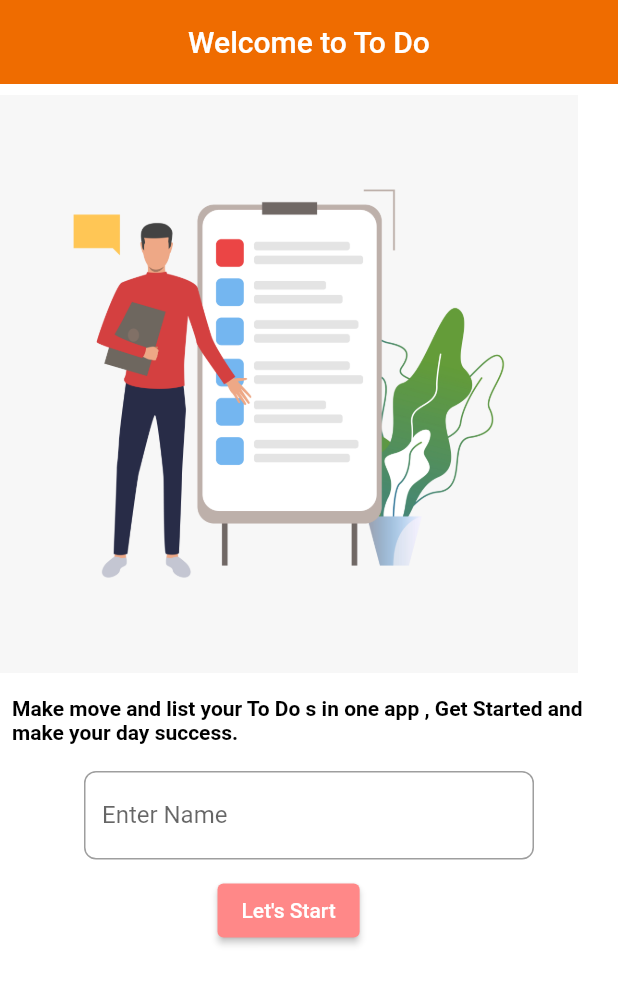
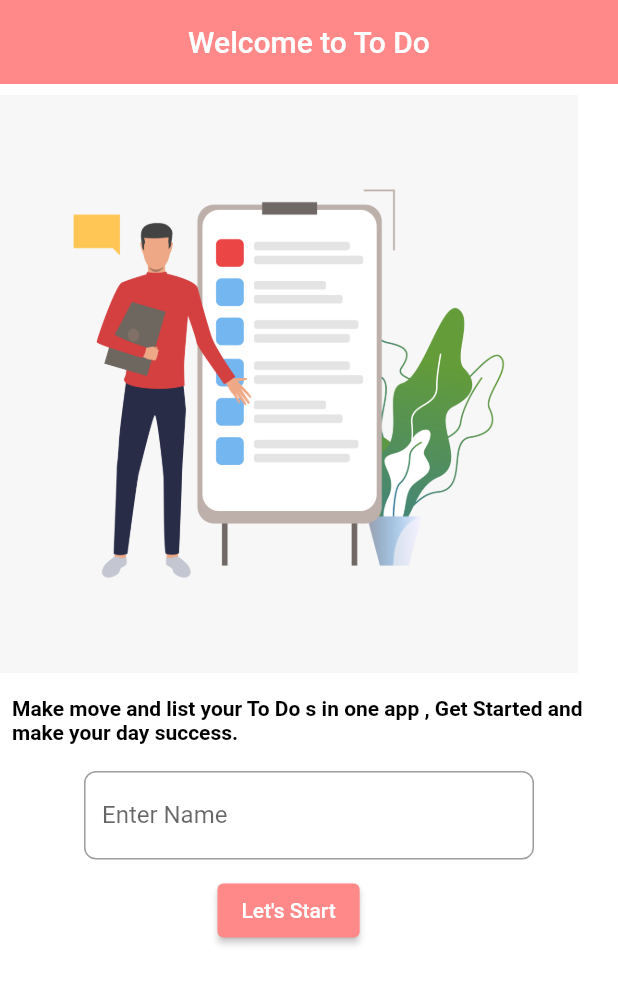
Before and after one commit to DishaKD/todo-flutter-app, a Flutter app: the screen it shows after launch, on a phone screen of 412 x 824 dp. Shown: the top 984 px of the screen. Run offline on Flutter 3.47's test engine with Material 2 defaults, Android fonts, the phone set to English and light mode, and no system bars; our stand-ins replace google_fonts.

Commit message:
Delete Color constants 	Replace Color with new constant     Replace Color with new constant 	Replace Color with new constant

```diff
--- a/lib/Constants/colors.dart
+++ b/lib/Constants/colors.dart
@@ -1,6 +1,3 @@
 import 'package:flutter/material.dart';
 
-const Color kTextColor = Color(0xFFFF8888);
-const Color kHeaderColor = Color(0x00FFFFFF);
-
-const Color kLoginHeader = Color(0xFFEF6C00);
+const Color kAppBarColor = Color(0xFFFF8888);
--- a/lib/screens/Login/login.dart
+++ b/lib/screens/Login/login.dart
@@ -16,7 +16,7 @@ class _LoginState extends State<Login> {
       appBar: AppBar(
         centerTitle: true,
         elevation: 0,
-        backgroundColor: kLoginHeader,
+        backgroundColor: kAppBarColor,
         title: const Text(
           'Welcome to To Do',
           style: TextStyle(color: Colors.white),
--- a/lib/screens/Login/login_form.dart
+++ b/lib/screens/Login/login_form.dart
@@ -99,8 +99,8 @@ class _LoginBodyState extends State<LoginBody> {
                     child: ElevatedButton(
                       onPressed: () => getItemAndNavigate(context),
                       child: Text("Let's Start"),
-                      style:
-                          ElevatedButton.styleFrom(backgroundColor: kTextColor),
+                      style: ElevatedButton.styleFrom(
+                          backgroundColor: kAppBarColor),
                     ),
                   ),
                 ],
--- a/lib/screens/home_page.dart
+++ b/lib/screens/home_page.dart
@@ -10,7 +10,7 @@ class Home extends StatelessWidget {
   Widget build(BuildContext context) {
     return Scaffold(
       appBar: AppBar(
-        backgroundColor: kTextColor,
+        backgroundColor: kAppBarColor,
         title: Text('Hi ' + nameHolder),
       ),
     );
```
